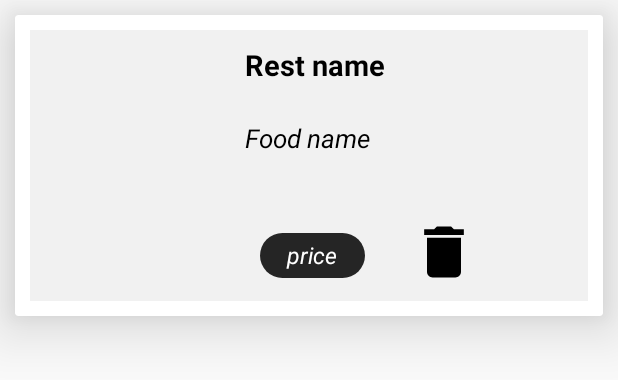
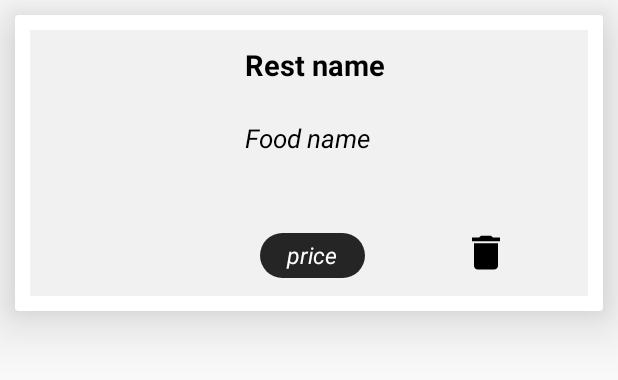
Before and after one commit to Nishant98/Findr, an Android app: the layout rv_order.xml on its own in the app's theme, with its tools: preview values and no code run, on a phone screen of 412 x 824 dp. Shown: the top 380 px of the screen. Run offline under Robolectric (Android 15) with nearby library versions, the phone set to English and light mode, and no system bars; network calls fail.

Commit message:
Add trash

```diff
--- a/app/src/main/res/layout/rv_order.xml
+++ b/app/src/main/res/layout/rv_order.xml
@@ -64,10 +64,10 @@
 
             <Button
                 android:id="@+id/trash"
-                android:layout_width="45dp"
-                android:layout_height="45dp"
-                android:layout_marginStart="115dp"
-                android:layout_marginTop="115dp"
+                android:layout_width="32dp"
+                android:layout_height="30dp"
+                android:layout_marginStart="150dp"
+                android:layout_marginTop="123dp"
                 android:background="@drawable/trash"
                 android:gravity="center"
                 android:textColor="#fff"
```
